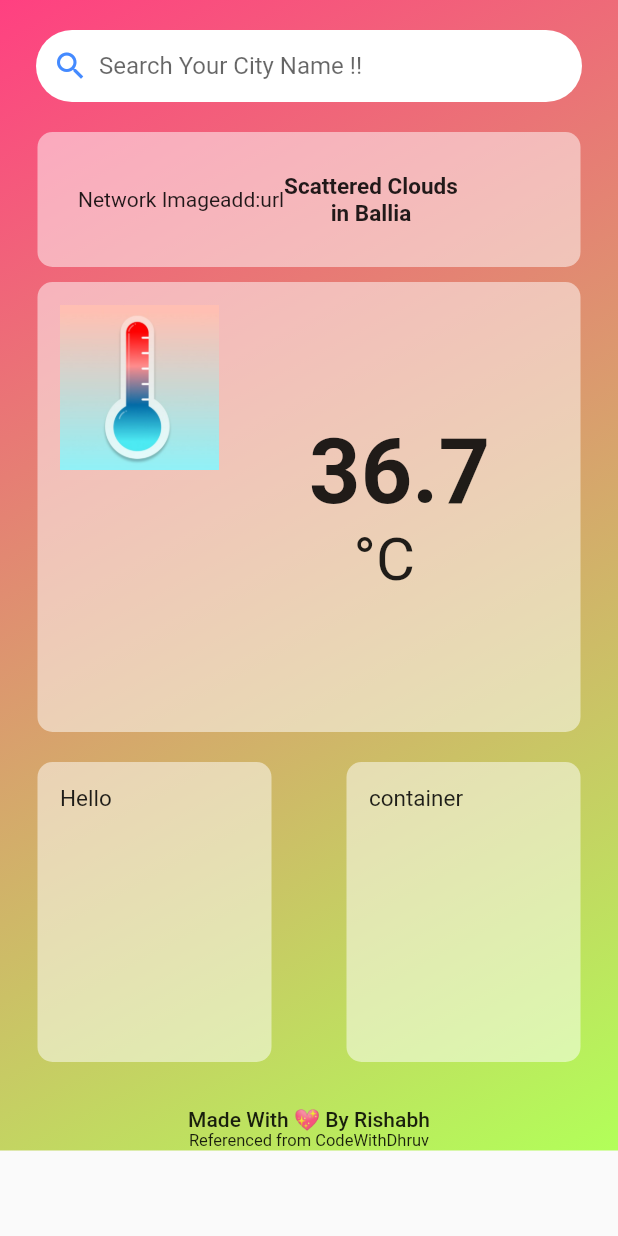
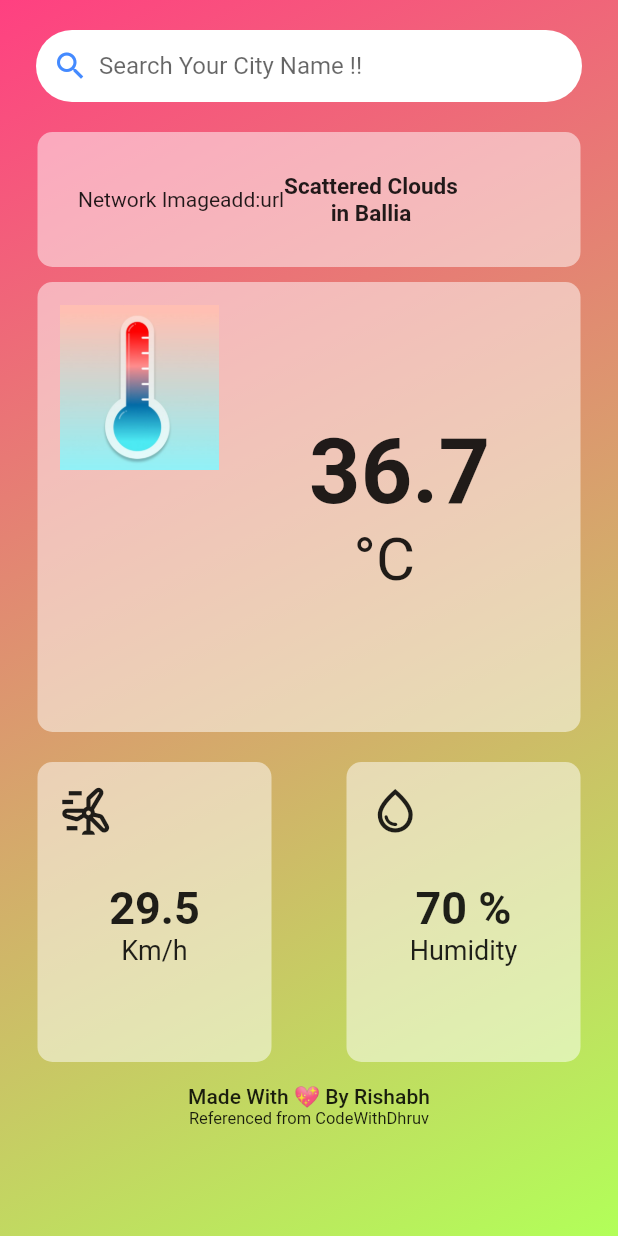
Before and after one commit to RishabhKumar2201/weather_app, a Flutter app: the screen it shows after launch, on a phone screen of 412 x 824 dp. Run offline on Flutter 3.47's test engine with Material 2 defaults, Android fonts, the light colour scheme and no system bars; our stand-ins replace flutter_spinkit; network calls fail.

Commit message:
Home UI Complete

```diff
--- a/lib/Activity/home.dart
+++ b/lib/Activity/home.dart
@@ -32,6 +32,7 @@ class _HomeState extends State<Home> {
     Object? info = ModalRoute.of(context)?.settings.arguments;
 
     return Scaffold(
+      resizeToAvoidBottomInset: false,
       appBar: AppBar(
         toolbarHeight: 0,
         flexibleSpace: Container(
@@ -47,8 +48,9 @@ class _HomeState extends State<Home> {
           ),
         ),
       ),
-        body: SingleChildScrollView(
-          child: SafeArea(
+      body: /*SingleChildScrollView(
+          child: */
+          SafeArea(
               child: Container(
         decoration: const BoxDecoration(
             gradient: LinearGradient(
@@ -61,17 +63,14 @@ class _HomeState extends State<Home> {
               //Search Wala Container
 
               padding: EdgeInsets.symmetric(horizontal: 8),
-                  margin:
-                      const EdgeInsets.symmetric(horizontal: 24, vertical: 20),
+              margin: const EdgeInsets.symmetric(horizontal: 24, vertical: 20),
               decoration: BoxDecoration(
-                      color: Colors.white,
-                      borderRadius: BorderRadius.circular(24)),
+                  color: Colors.white, borderRadius: BorderRadius.circular(24)),
               child: Row(
                 children: [
                   GestureDetector(
                     onTap: () {
-                          if ((searchController.text).replaceAll(" ", "") ==
-                              "") {
+                      if ((searchController.text).replaceAll(" ", "") == "") {
                         print("Blank Search");
                       } else {}
                     },
@@ -113,14 +112,12 @@ class _HomeState extends State<Home> {
                               Text(
                                 "Scattered Clouds",
                                 style: TextStyle(
-                                        fontSize: 15,
-                                        fontWeight: FontWeight.bold),
+                                    fontSize: 15, fontWeight: FontWeight.bold),
                               ),
                               Text(
                                 "in Ballia",
                                 style: TextStyle(
-                                        fontWeight: FontWeight.bold,
-                                        fontSize: 15),
+                                    fontWeight: FontWeight.bold, fontSize: 15),
                               )
                             ],
                           ),
@@ -134,14 +131,12 @@ class _HomeState extends State<Home> {
                 Expanded(
                   child: Container(
                     height: 300,
-                          margin: EdgeInsets.symmetric(
-                              horizontal: 25, vertical: 10),
+                    margin: EdgeInsets.symmetric(horizontal: 25, vertical: 10),
                     padding: EdgeInsets.all(15),
                     decoration: BoxDecoration(
                       borderRadius: BorderRadius.circular(10),
                       color: Colors.white.withOpacity(0.5),
                     ),
-
                     child: Row(
                       children: [
                         Expanded(
@@ -150,7 +145,8 @@ class _HomeState extends State<Home> {
                               mainAxisAlignment: MainAxisAlignment.start,
                               crossAxisAlignment: CrossAxisAlignment.start,
                               children: [
-                                    Image.asset("assets/thermo.png",
+                                Image.asset(
+                                  "assets/thermo.png",
                                   height: 110,
                                 ),
                               ],
@@ -163,15 +159,16 @@ class _HomeState extends State<Home> {
                               mainAxisAlignment: MainAxisAlignment.center,
                               crossAxisAlignment: CrossAxisAlignment.start,
                               children: [
-                                    Text("36.7",
+                                Text(
+                                  "36.7",
                                   style: TextStyle(
                                       fontSize: 60,
-                                      fontWeight: FontWeight.bold
-                                    ),),
-                                    Text("   \u00B0C",
-                                      style: TextStyle(
-                                          fontSize: 40
-                                      ),)
+                                      fontWeight: FontWeight.bold),
+                                ),
+                                Text(
+                                  "   \u00B0C",
+                                  style: TextStyle(fontSize: 40),
+                                )
                               ],
                             ),
                           ),
@@ -198,13 +195,32 @@ class _HomeState extends State<Home> {
                         borderRadius: BorderRadius.circular(10),
                         color: Colors.white.withOpacity(0.5),
                       ),
-                        child: Text(
-                          "Hello",
+                      child: Column(
+                        children: [
+                          Row(
+                            mainAxisAlignment: MainAxisAlignment.start,
+                            children: [
+                              Icon(
+                                Icons.wind_power_outlined,
+                                size: 35,
+                              ),
+                            ],
+                          ),
+                          SizedBox(
+                            height: 30,
+                          ),
+                          Text(
+                            "29.5",
                             style: TextStyle(
-                            fontSize: 15,
+                                fontWeight: FontWeight.bold, fontSize: 30),
                           ),
+                          Text(
+                            "Km/h",
+                            style: TextStyle(
+                                fontSize: 18, fontWeight: FontWeight.w400),
                           ),
-                      ),
+                        ],
+                      )),
                 ),
                 Expanded(
                   child: Container(
@@ -217,17 +233,36 @@ class _HomeState extends State<Home> {
                         borderRadius: BorderRadius.circular(10),
                         color: Colors.white.withOpacity(0.5),
                       ),
-                        child: Text(
-                          "container",
-                          style: TextStyle(
-                            fontSize: 15,
-                          ),
-                        ),
-                      ),
+                      child: Column(
+                        children: [
+                          Row(
+                            mainAxisAlignment: MainAxisAlignment.start,
+                            children: [
+                              Icon(
+                                Icons.water_drop_outlined,
+                                size: 35,
                               ),
                             ],
                           ),
-                SizedBox(height: 20),
+                          SizedBox(
+                            height: 30,
+                          ),
+                          Text(
+                            "70 %",
+                            style: TextStyle(
+                                fontWeight: FontWeight.bold, fontSize: 30),
+                          ),
+                          Text(
+                            "Humidity",
+                            style: TextStyle(
+                                fontSize: 18, fontWeight: FontWeight.w400),
+                          ),
+                        ],
+                      )),
+                ),
+              ],
+            ),
+            SizedBox(height: 5),
             Text(
               "Made With 💖 By Rishabh",
               style: TextStyle(fontSize: 14, fontWeight: FontWeight.w500),
@@ -239,6 +274,6 @@ class _HomeState extends State<Home> {
           ],
         ),
       )),
-        ));
+    );
   }
 }
```
Lines whose indentation alone changed are shown as unchanged.
